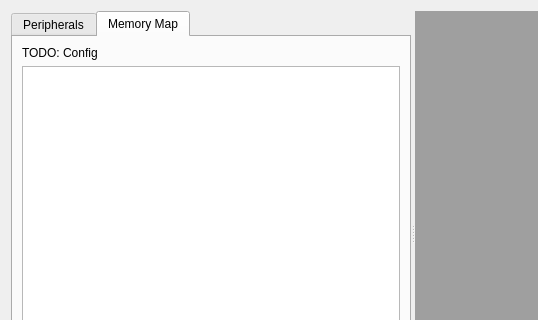
Old version of the form src/iotab.ui in the repository mortbopet/Ripes; both pictures show x 0 to 538 and y 0 to 320 of the 672 by 466 pixel window.
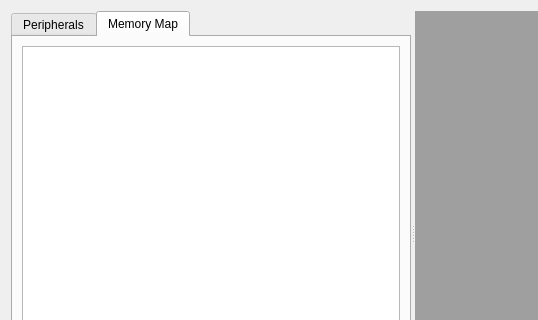
New version of the form. The open tabs and pages were chosen to show the change.

```diff
--- a/src/iotab.ui
+++ b/src/iotab.ui
@@ -101,15 +101,12 @@
         <item row="0" column="0">
          <layout class="QVBoxLayout" name="verticalLayout_2">
           <item>
-           <widget class="QLabel" name="label">
-            <property name="text">
-             <string>TODO: Config</string>
-            </property>
+           <widget class="QTableView" name="memoryMapView">
+            <attribute name="horizontalHeaderStretchLastSection">
+             <bool>true</bool>
+            </attribute>
            </widget>
           </item>
-          <item>
-           <widget class="QTableView" name="tableView"/>
-          </item>
          </layout>
         </item>
        </layout>
```
Left out of the diff: 2 changed lines with no effect on the pictures.
